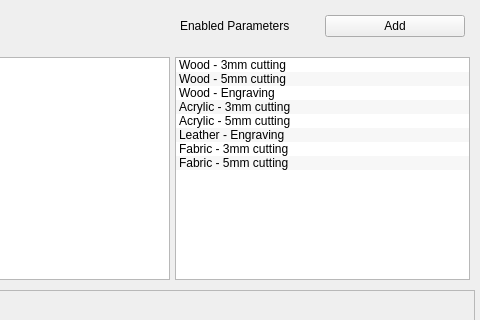
Old version of the form src/widgets/preset-manager.ui in the repository flux3dp/swiftray; both pictures show x 135 to 615 and y 0 to 320 of the 615 by 446 pixel window.
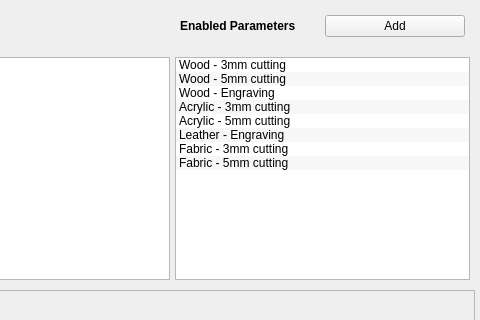
New version of the form.

```diff
--- a/src/widgets/preset-manager.ui
+++ b/src/widgets/preset-manager.ui
@@ -94,6 +94,12 @@
        </property>
        <item>
         <widget class="QLabel" name="label_2">
+         <property name="font">
+          <font>
+           <weight>75</weight>
+           <bold>true</bold>
+          </font>
+         </property>
          <property name="text">
           <string>Enabled Parameters</string>
          </property>
```
Left out of the diff: 12 changed lines with no effect on the pictures.
